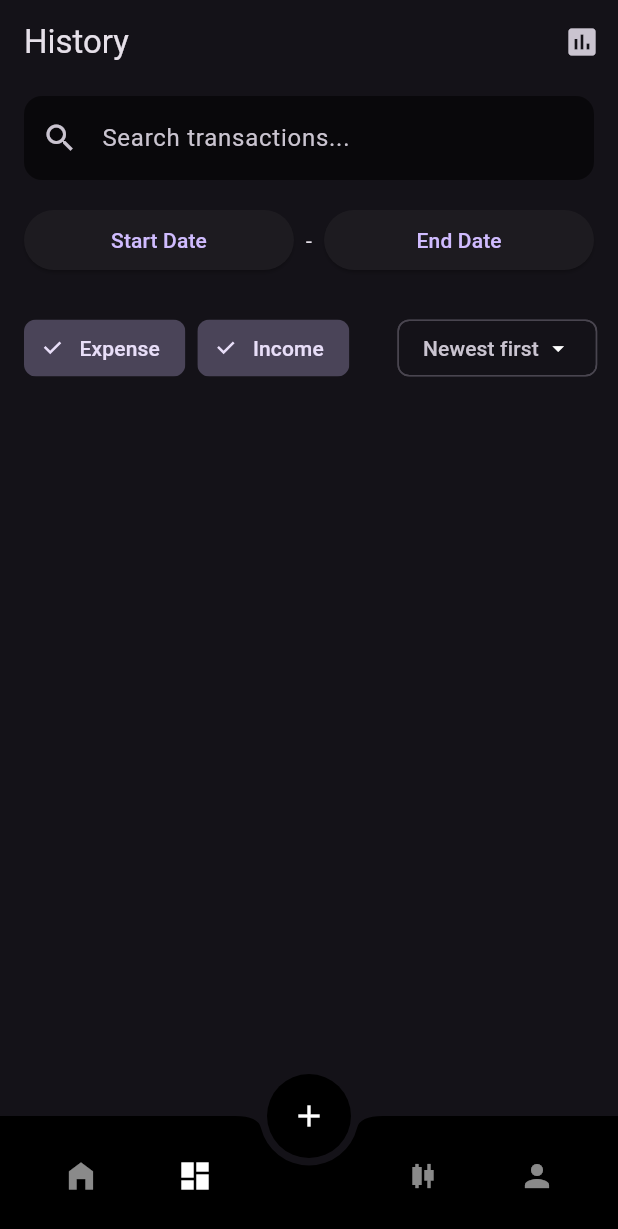
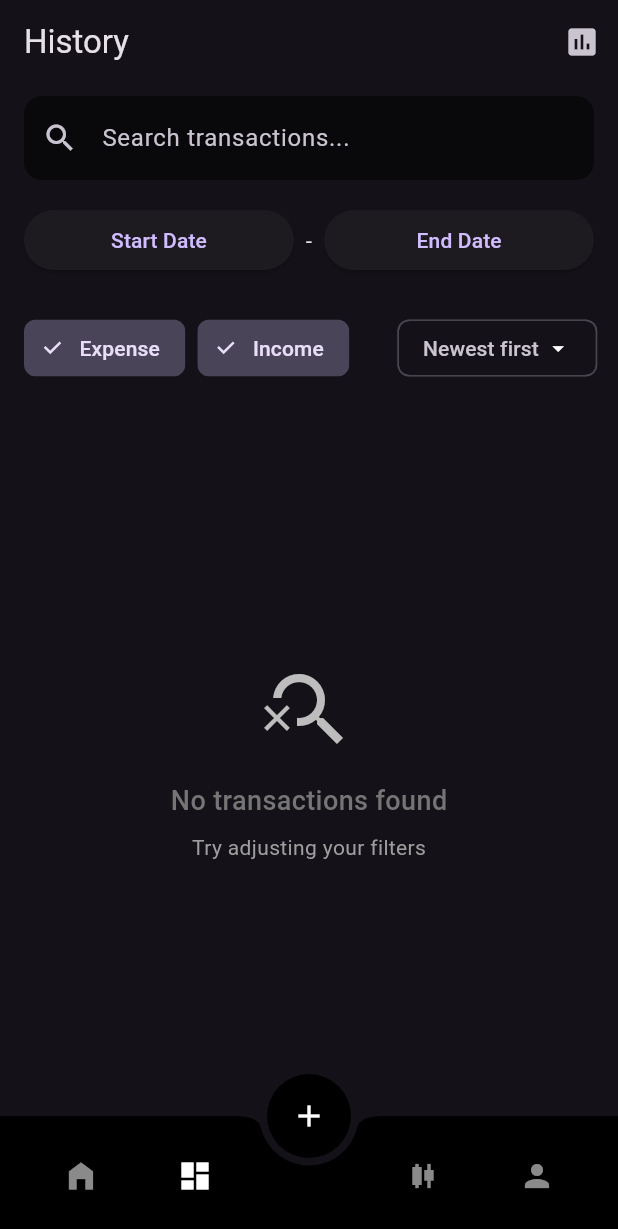
Before and after one commit to EeSzen/mobile_finance_tracker, a Flutter app: the HistoryScreen screen opened by its route, on a phone screen of 412 x 824 dp. Shown: the top 1229 px of the screen. Run offline on Flutter 3.47's test engine with Material 3 defaults, Android fonts, the phone set to English and light mode, and no system bars; our stand-ins replace cloud_firestore, firebase_auth, firebase_core, fl_chart, go_router, google_sign_in and 2 more; accounts and stored records are empty.

Commit message:
Show no data found on history page

```diff
--- a/lib/ui/history/history_screen.dart
+++ b/lib/ui/history/history_screen.dart
@@ -289,8 +289,39 @@ class _HistoryBodyState extends State<_HistoryBody> {
                 ),
               ],
             ),
+            // list of data
             Expanded(
-              child: ListView.separated(
+              child: items.isEmpty
+                  ? Center(
+                      child: Column(
+                        mainAxisAlignment: MainAxisAlignment.center,
+                        children: [
+                          Icon(
+                            Icons.search_off,
+                            size: 64,
+                            color: Colors.grey.shade400,
+                          ),
+                          const SizedBox(height: 16),
+                          Text(
+                            'No transactions found',
+                            style: TextStyle(
+                              fontSize: 18,
+                              fontWeight: FontWeight.w500,
+                              color: Colors.grey.shade600,
+                            ),
+                          ),
+                          const SizedBox(height: 8),
+                          Text(
+                            'Try adjusting your filters',
+                            style: TextStyle(
+                              fontSize: 14,
+                              color: Colors.grey.shade500,
+                            ),
+                          ),
+                        ],
+                      ),
+                    )
+                  : ListView.separated(
                       padding: const EdgeInsets.all(16),
                       itemCount: items.length,
                       separatorBuilder: (_, _) => const SizedBox(height: 8),
```
Lines whose indentation alone changed are shown as unchanged.
